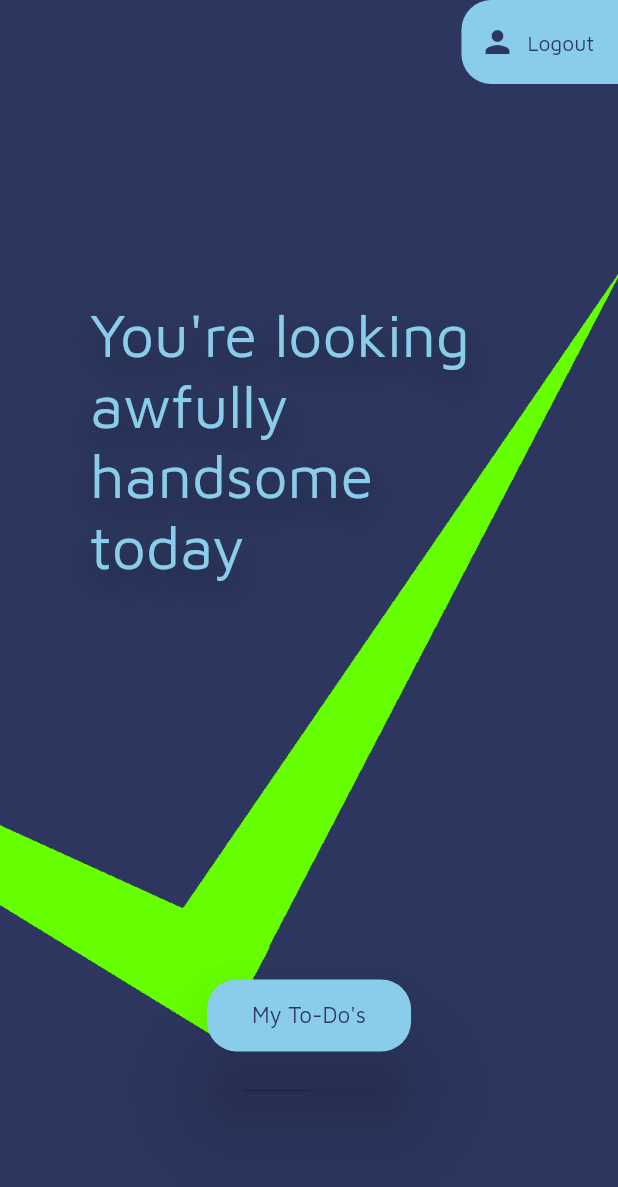
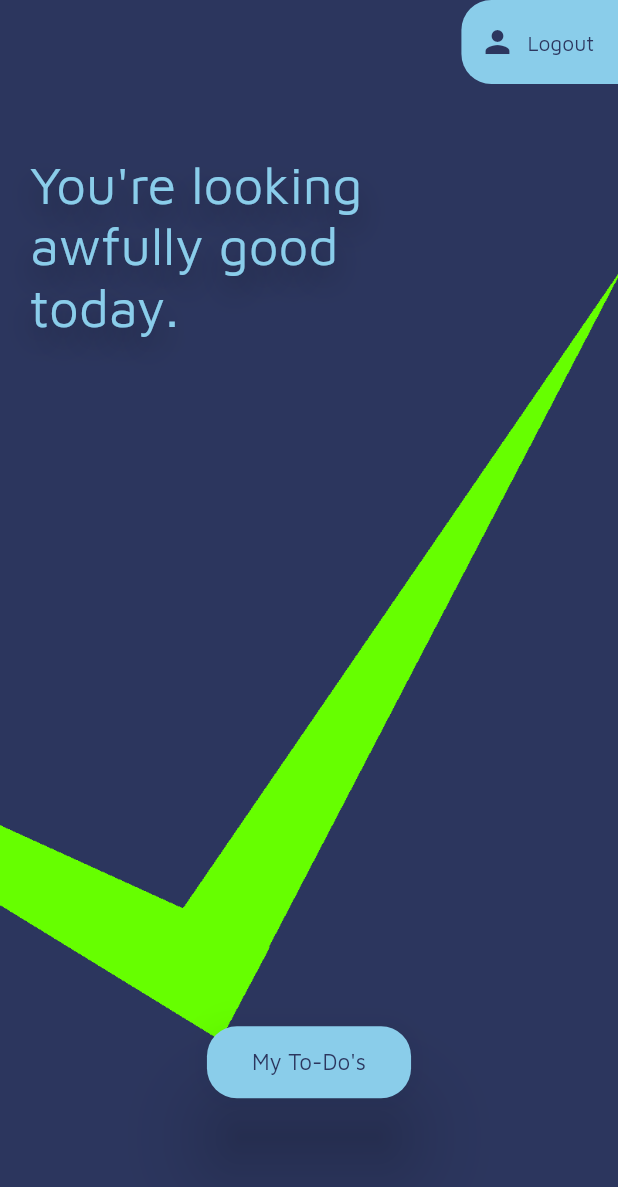
Before and after one commit to TBarmak/retask, a Flutter app: the screen it shows once a user with an empty profile is signed in, on a phone screen of 412 x 824 dp. Shown: the top 1187 px of the screen. Run offline on Flutter 3.47's test engine with Material 2 defaults, Android fonts, the phone set to English and light mode, and no system bars; our stand-ins replace cloud_firestore, firebase_auth, firebase_core, flutter_spinkit, numberpicker, rflutter_alert; accounts and stored records are empty.

Commit message:
Add multiple randomly chosen welcome messages
The home screen now presents the user with a random motivational quote, instead of the same compliment every time.

```diff
--- a/lib/screens/home/home.dart
+++ b/lib/screens/home/home.dart
@@ -2,6 +2,7 @@ import 'package:flutter/material.dart';
 import 'package:retask/services/auth.dart';
 import 'package:retask/screens/background.dart';
 import 'package:retask/shared/constants.dart';
+import 'package:retask/shared/shared.dart';
 
 class Home extends StatelessWidget {
   final AuthService _auth = AuthService();
@@ -34,15 +35,14 @@ class Home extends StatelessWidget {
           children: [
             Background(),
             Column(
-              mainAxisAlignment: MainAxisAlignment.spaceAround,
               children: [
+                Spacer(flex: 1),
                 Padding(
-                  padding:
-                      const EdgeInsets.symmetric(horizontal: 60, vertical: 20),
-                  child: Text("You're looking awfully handsome today",
+                  padding: const EdgeInsets.fromLTRB(20, 0, 80, 0),
+                  child: Text(getWelcomeMessage(),
                       style: TextStyle(
                           color: accentColor1,
-                          fontSize: 40,
+                          fontSize: 35,
                           shadows: [
                             Shadow(
                                 offset: Offset(0, 10),
@@ -50,6 +50,7 @@ class Home extends StatelessWidget {
                                 color: Colors.black38)
                           ])),
                 ),
+                Spacer(flex: 10),
                 RaisedButton(
                     elevation: 25,
                     padding: EdgeInsets.symmetric(vertical: 15, horizontal: 30),
@@ -60,7 +61,9 @@ class Home extends StatelessWidget {
                       Navigator.pushNamed(context, '/to_dos');
                     },
                     child: Text("My To-Do's",
-                        style: TextStyle(color: backgroundColor, fontSize: 15)))
+                        style:
+                            TextStyle(color: backgroundColor, fontSize: 15))),
+                Spacer(flex: 2),
               ],
             ),
           ],
--- a/lib/shared/constants.dart
+++ b/lib/shared/constants.dart
@@ -60,3 +60,12 @@ const textInputDecoration = InputDecoration(
 const textShadows = [
   Shadow(offset: Offset(0, 10), blurRadius: 25, color: Colors.black38)
 ];
+
+/// Messages presented on the home screen to inspire the user
+const List<String> welcomeMessages = [
+  "You're looking awfully good today.",
+  "Amateurs sit and wait for inspiration, the rest of us just get up and go to work.",
+  "Why do anything unless it is going to be great?",
+  "The way to get started is to quit talking and begin doing.",
+  "The secret of getting ahead is getting started."
+];
--- a/lib/shared/shared.dart
+++ b/lib/shared/shared.dart
@@ -1,4 +1,6 @@
 import 'package:flutter/material.dart';
+import "dart:math";
+import 'package:retask/shared/constants.dart';
 
 // Get the dimensions of the screen
 Size screenSize(BuildContext context) {
@@ -14,3 +16,10 @@ double screenHeight(BuildContext context, {double factor = 1}) {
 double screenWidth(BuildContext context, {double factor = 1}) {
   return screenSize(context).width / factor;
 }
+
+/// Randomly choose a welcome message and return it
+String getWelcomeMessage() {
+  var random = new Random();
+
+  return welcomeMessages[random.nextInt(welcomeMessages.length)];
+}
```
